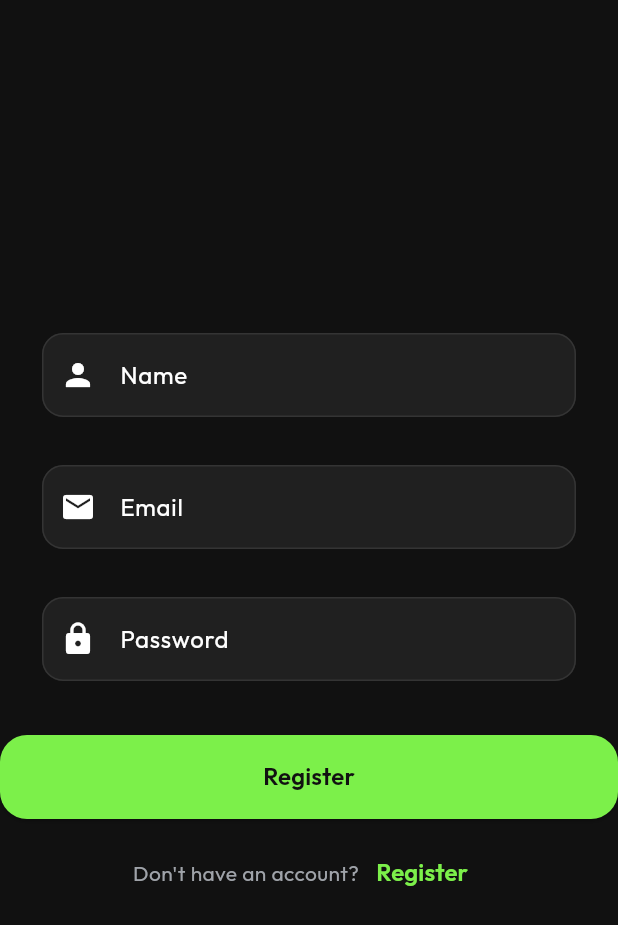
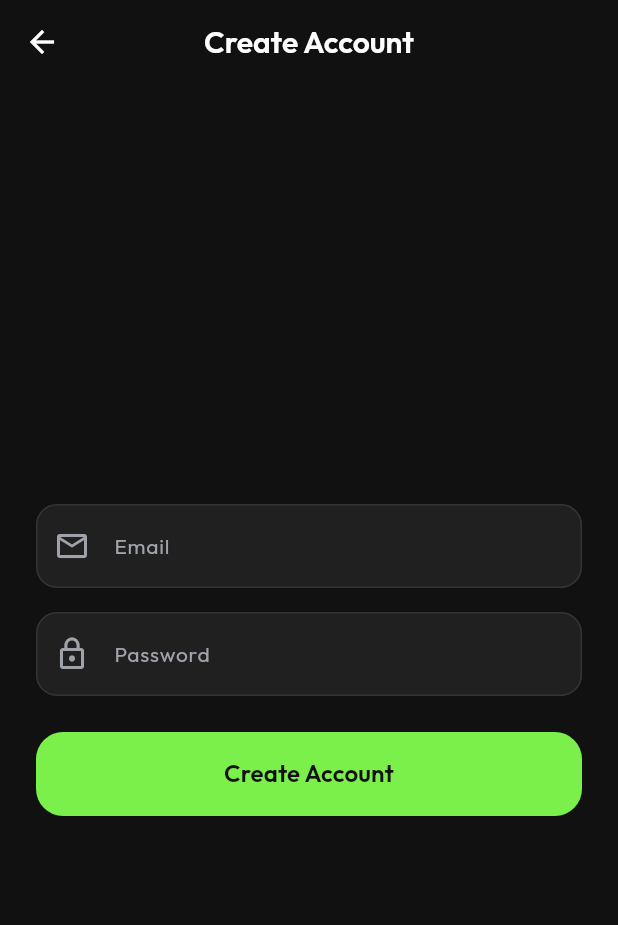
Before and after one commit to ANUJK0004/Gym-Management-App, a Flutter app: the RegisterScreen screen opened directly, on a phone screen of 412 x 824 dp. Shown: the top 925 px of the screen. Run offline on Flutter 3.47's test engine with Material 3 defaults, Android fonts, the phone set to English and light mode, and no system bars; our stand-ins replace firebase_auth, firebase_core, flutter_riverpod, go_router; accounts and stored records are empty.

Commit message:
auth aware routing implemented

```diff
--- /dev/null
+++ b/lib/app/routes/app_routes.dart
@@ -0,0 +1,8 @@
+class AppRoutes {
+  AppRoutes._();
+
+  static const String login = '/login';
+  static const String register = '/register';
+  static const String forgotPassword = '/forgot-password';
+  static const String home = '/home';
+}
--- /dev/null
+++ b/lib/features/auth/presentation/screens/register_screen.dart
@@ -0,0 +1,98 @@
+import 'package:flutter/material.dart';
+import 'package:flutter_riverpod/flutter_riverpod.dart';
+import 'package:go_router/go_router.dart';
+import 'package:sweatsync/app/routes/app_routes.dart';
+import 'package:sweatsync/features/auth/presentation/providers/auth_provider.dart';
+
+import '../../../../design_system/buttons/primary_button.dart';
+import '../../../../design_system/inputs/app_text_field.dart';
+
+class RegisterScreen extends ConsumerStatefulWidget {
+  const RegisterScreen({super.key});
+
+  @override
+  ConsumerState<RegisterScreen> createState() => _RegisterScreenState();
+}
+
+class _RegisterScreenState extends ConsumerState<RegisterScreen> {
+  final _emailController = TextEditingController();
+  final _passwordController = TextEditingController();
+
+  Future<void> _register() async {
+    await ref.read(authControllerProvider.notifier).signUp(
+      email: _emailController.text.trim(),
+      password: _passwordController.text.trim(),
+    );
+
+    if (!mounted) return;
+
+    final authState = ref.read(authControllerProvider);
+
+    if (authState.hasError) {
+      ScaffoldMessenger.of(context).showSnackBar(
+        SnackBar(
+          content: Text(
+            authState.error.toString(),
+          ),
+        ),
+      );
+      return;
+    }
+
+    context.go(AppRoutes.home);
+
+  }
+
+  @override
+  void dispose() {
+    _emailController.dispose();
+    _passwordController.dispose();
+
+    super.dispose();
+  }
+
+  @override
+  Widget build(BuildContext context) {
+    final authState = ref.watch(authControllerProvider);
+
+    return Scaffold(
+      appBar: AppBar(
+        title: const Text('Create Account'),
+      ),
+      body: SafeArea(
+        child: Padding(
+          padding: const EdgeInsets.all(24),
+          child: Column(
+            mainAxisAlignment: MainAxisAlignment.center,
+            children: [
+              AppTextField(
+                controller: _emailController,
+                label: 'Email',
+                hint: 'Enter your email',
+                prefixIcon: Icons.email_outlined,
+              ),
+
+              const SizedBox(height: 16),
+
+              AppTextField(
+                controller: _passwordController,
+                label: 'Password',
+                hint: 'Create a password',
+                prefixIcon: Icons.lock_outline,
+                obscureText: true,
+              ),
+
+              const SizedBox(height: 24),
+
+              PrimaryButton(
+                text: 'Create Account',
+                isLoading: authState.isLoading,
+                onPressed: _register,
+              ),
+            ],
+          ),
+        ),
+      ),
+    );
+  }
+}
--- a/lib/screens/register_screen.dart
+++ /dev/null
@@ -1,114 +0,0 @@
-import 'package:flutter/material.dart';
-import 'package:sweatsync/screens/home_screen.dart';
-
-class RegisterScreen extends StatelessWidget {
-  RegisterScreen({super.key});
-
-  final GlobalKey<FormState> _key = GlobalKey<FormState>();
-  final TextEditingController _nameController = TextEditingController();
-  final TextEditingController _emailController = TextEditingController();
-  final TextEditingController _passwordController = TextEditingController();
-
-  @override
-  Widget build(BuildContext context) {
-    return Scaffold(
-      body: Center  (
-          child: Form(
-            key: _key,
-            child: Column(
-              crossAxisAlignment:CrossAxisAlignment.center,
-              mainAxisAlignment: MainAxisAlignment.center,
-              children: [
-                Padding(
-                  padding: const EdgeInsets.symmetric(horizontal: 28,vertical: 16),
-                  child: TextFormField(
-                    controller: _nameController,
-                    keyboardType: TextInputType.emailAddress,
-                    decoration: const InputDecoration(
-                      labelText: "Name",
-                      hintText: "Enter your name",
-                      prefixIcon: Icon(Icons.person),
-                    ),
-                    validator: (value) {
-                      if (value == null || value.isEmpty) {
-                        return "Please enter your name";
-                      }
-                      return null;
-                    },
-                  ),
-                ),
-                Padding(
-                  padding: const EdgeInsets.symmetric(horizontal: 28,vertical: 16),
-                  child: TextFormField(
-                    controller: _emailController,
-                    keyboardType: TextInputType.emailAddress,
-                    decoration: const InputDecoration(
-                      labelText: "Email",
-                      hintText: "Enter your email",
-                      prefixIcon: Icon(Icons.email),
-                    ),
-                    validator: (value) {
-                      if (value == null || value.isEmpty) {
-                        return "Please enter your email";
-                      }
-                      return null;
-                    },
-                  ),
-                ),
-                Padding(
-                  padding: const EdgeInsets.symmetric(horizontal: 28,vertical: 16),
-                  child: TextFormField(
-                    controller: _passwordController,
-                    keyboardType: TextInputType.visiblePassword,
-                    obscureText: true,
-                    decoration: const InputDecoration(
-                      labelText: "Password",
-                      hintText: "Enter your password",
-                      prefixIcon: Icon(Icons.lock),
-                    ),
-                    validator: (value) {
-                      if (value == null || value.isEmpty) {
-                        return "Please enter your password";
-                      }
-                      return null;
-                    },
-                  ),
-                ),
-                const SizedBox(height: 20),
-                ElevatedButton(
-                  onPressed: () {
-                    if (_key.currentState!.validate()) {
-                      // Navigator.pushReplacement(
-                      //   context,
-                      //   MaterialPageRoute(builder: (context) => HomeScreen()),
-                      // );
-                    }
-                  },
-                  child: const Text("Register"),
-                ),
-                Padding(
-                  padding: const EdgeInsets.symmetric(horizontal: 24,vertical: 12),
-                  child: Row(
-                    mainAxisAlignment: MainAxisAlignment.center,
-                    children: [
-                      const Text("Don't have an account?"),
-                      const SizedBox(height: 10),
-                      TextButton(
-                        onPressed: () {
-                          Navigator.push(
-                            context,
-                            MaterialPageRoute(builder: (context) => RegisterScreen()),
-                          );
-                        },
-                        child: const Text("Register"),
-                      ),
-                    ],
-                  ),
-                ),
-              ],
-            ),
-          )
-      ),
-    );
-  }
-}
```
Also changed, not shown: lib/app/routes/app_router.dart (added, +73 -0 lines), lib/features/auth/presentation/screens/login_screen.dart (added, +124 -0 lines), lib/features/dashboard/presentation/screens/member_home_screen.dart (added, +34 -0 lines), lib/main.dart (+6 -5 lines), lib/screens/home_screen.dart (deleted, +0 -60 lines), lib/screens/login_screen.dart (deleted, +0 -96 lines), lib/screens/onboarding_screen.dart (deleted, +0 -47 lines), lib/features/auth/presentation/providers/auth_provider.dart (renamed from lib/features/auth/domain/presentation/providers/auth_provider.dart).
